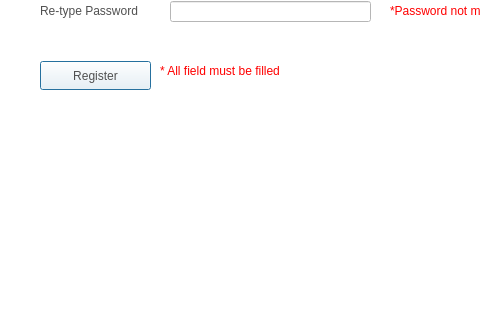
This is registrationwindow.ui in bobelmasry/shoppingSystem as Qt 5 draws it before an edit; both pictures show x 0 to 480 and y 239 to 559 of the 992 by 808 pixel window. The edited form follows.
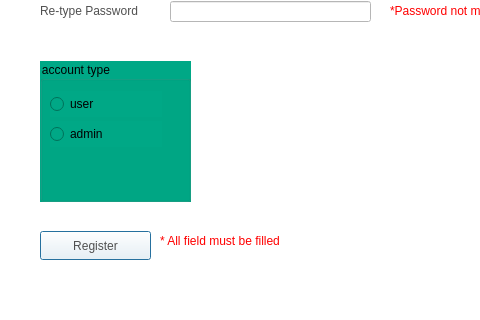
This is the edited form.

What changed in the file:
```diff
--- a/registrationwindow.ui
+++ b/registrationwindow.ui
@@ -116,7 +116,7 @@
    <property name="geometry">
     <rect>
      <x>40</x>
-     <y>300</y>
+     <y>470</y>
      <width>111</width>
      <height>29</height>
     </rect>
@@ -148,7 +148,7 @@
    <property name="geometry">
     <rect>
      <x>160</x>
-     <y>300</y>
+     <y>470</y>
      <width>191</width>
      <height>20</height>
     </rect>
@@ -183,6 +183,49 @@
     <string>&lt;html&gt;&lt;head/&gt;&lt;body&gt;&lt;p&gt;&lt;span style=&quot; color:#ff0000;&quot;&gt;*Username already exists&lt;/span&gt;&lt;/p&gt;&lt;/body&gt;&lt;/html&gt;</string>
    </property>
   </widget>
+  <widget class="QGroupBox" name="groupBox">
+   <property name="geometry">
+    <rect>
+     <x>40</x>
+     <y>300</y>
+     <width>151</width>
+     <height>141</height>
+    </rect>
+   </property>
+   <property name="styleSheet">
+    <string notr="true">color: rgb(0, 0, 0);
+background-color: rgb(0, 168, 134);;</string>
+   </property>
+   <property name="title">
+    <string>account type</string>
+   </property>
+   <widget class="QRadioButton" name="user_button">
+    <property name="geometry">
+     <rect>
+      <x>10</x>
+      <y>30</y>
+      <width>112</width>
+      <height>26</height>
+     </rect>
+    </property>
+    <property name="text">
+     <string>user</string>
+    </property>
+   </widget>
+   <widget class="QRadioButton" name="admin_button">
+    <property name="geometry">
+     <rect>
+      <x>10</x>
+      <y>60</y>
+      <width>112</width>
+      <height>26</height>
+     </rect>
+    </property>
+    <property name="text">
+     <string>admin</string>
+    </property>
+   </widget>
+  </widget>
  </widget>
  <resources/>
  <connections/>
```
